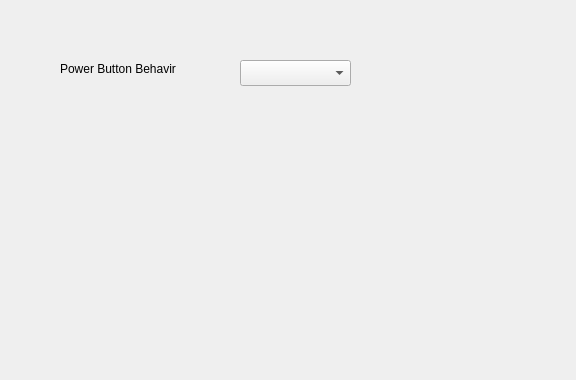
Old version of the form general_form.ui in the repository qhaihcblol/Demo.
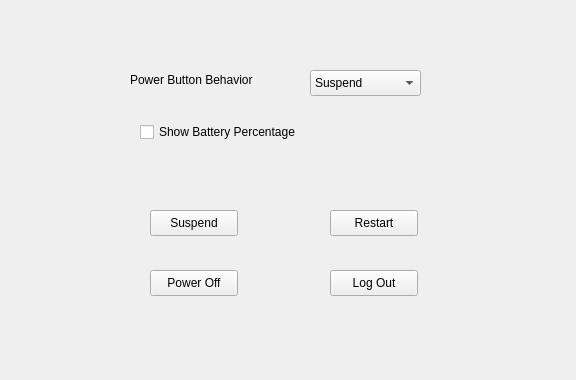
New version of the form.

Diff of the .ui file:
```diff
--- a/general_form.ui
+++ b/general_form.ui
@@ -16,24 +16,104 @@
   <widget class="QLabel" name="label">
    <property name="geometry">
     <rect>
-     <x>60</x>
-     <y>60</y>
-     <width>151</width>
-     <height>18</height>
+     <x>130</x>
+     <y>70</y>
+     <width>171</width>
+     <height>20</height>
     </rect>
    </property>
    <property name="text">
-    <string>Power Button Behavir</string>
+    <string>Power Button Behavior</string>
    </property>
   </widget>
   <widget class="QComboBox" name="comboBox">
    <property name="geometry">
     <rect>
-     <x>240</x>
-     <y>60</y>
+     <x>310</x>
+     <y>70</y>
      <width>111</width>
      <height>26</height>
     </rect>
+   </property>
+   <item>
+    <property name="text">
+     <string>Suspend</string>
+    </property>
+   </item>
+   <item>
+    <property name="text">
+     <string>Power Off</string>
+    </property>
+   </item>
+   <item>
+    <property name="text">
+     <string>Nothing</string>
+    </property>
+   </item>
+  </widget>
+  <widget class="QCheckBox" name="Show_Battery_Percentage_CB">
+   <property name="geometry">
+    <rect>
+     <x>140</x>
+     <y>120</y>
+     <width>201</width>
+     <height>24</height>
+    </rect>
+   </property>
+   <property name="text">
+    <string>Show Battery Percentage</string>
+   </property>
+  </widget>
+  <widget class="QPushButton" name="Suspend_Btn">
+   <property name="geometry">
+    <rect>
+     <x>150</x>
+     <y>210</y>
+     <width>88</width>
+     <height>26</height>
+    </rect>
+   </property>
+   <property name="text">
+    <string>Suspend</string>
+   </property>
+  </widget>
+  <widget class="QPushButton" name="Restart_Btn">
+   <property name="geometry">
+    <rect>
+     <x>330</x>
+     <y>210</y>
+     <width>88</width>
+     <height>26</height>
+    </rect>
+   </property>
+   <property name="text">
+    <string>Restart</string>
+   </property>
+  </widget>
+  <widget class="QPushButton" name="Power_Off_Btn">
+   <property name="geometry">
+    <rect>
+     <x>150</x>
+     <y>270</y>
+     <width>88</width>
+     <height>26</height>
+    </rect>
+   </property>
+   <property name="text">
+    <string>Power Off</string>
+   </property>
+  </widget>
+  <widget class="QPushButton" name="Log_Out_Btn">
+   <property name="geometry">
+    <rect>
+     <x>330</x>
+     <y>270</y>
+     <width>88</width>
+     <height>26</height>
+    </rect>
+   </property>
+   <property name="text">
+    <string>Log Out</string>
    </property>
   </widget>
  </widget>
```
Left out of the diff: 2 changed lines with no effect on the pictures.
